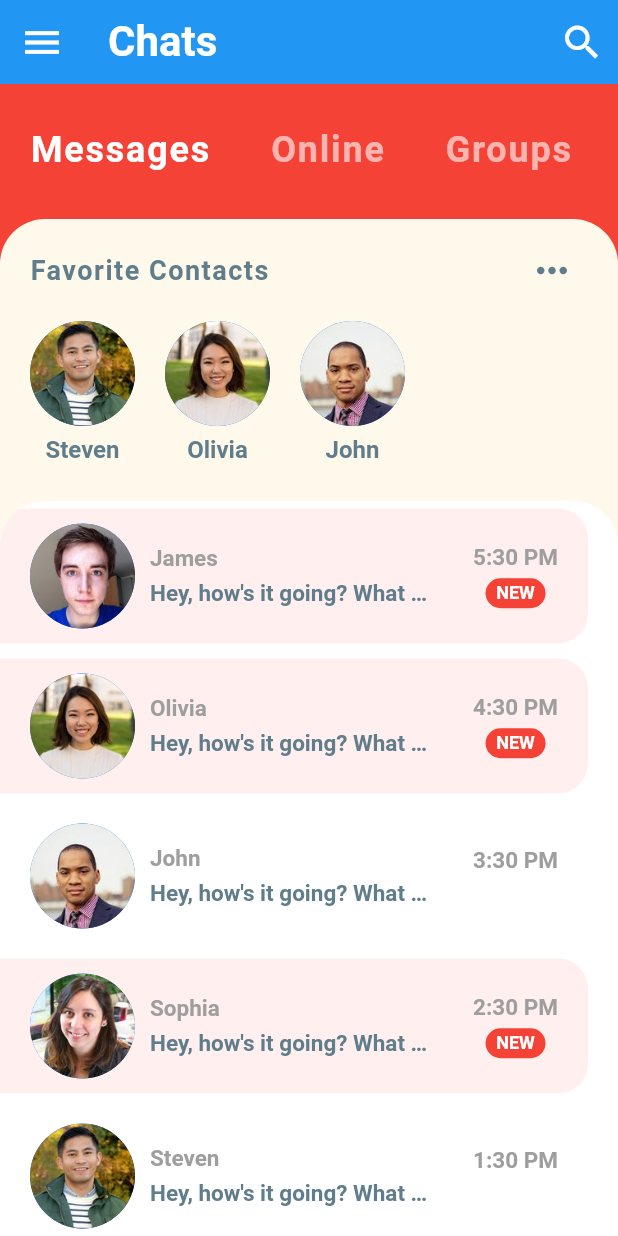
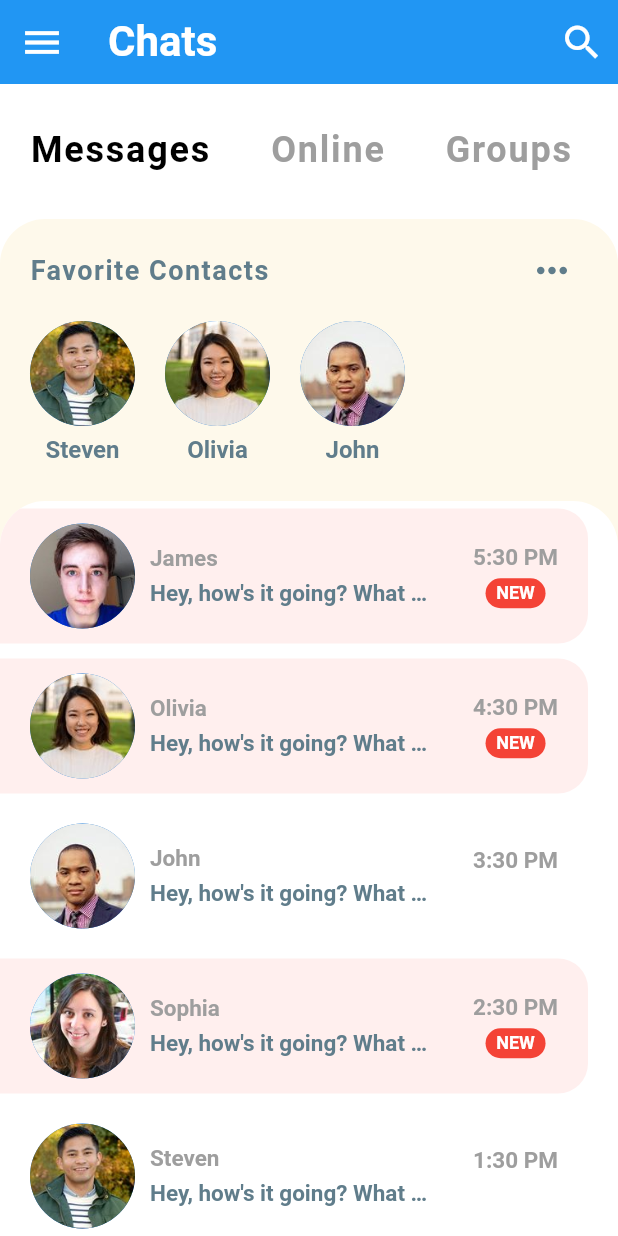
Before and after one commit to o-aziz/chat_ui_flutter, a Flutter app: the screen it shows after launch, on a phone screen of 412 x 824 dp. Run offline on Flutter 3.47's test engine with Material 2 defaults, Android fonts, the phone set to English and light mode, and no system bars.

Commit message:
code reformat

```diff
--- a/lib/main.dart
+++ b/lib/main.dart
@@ -1,9 +1,11 @@
 import 'package:flutter/material.dart';
 import 'package:chat_ui/screens/home_screen.dart';
 
-void main() => runApp(MyApp());
+void main() => runApp(const MyApp());
 
 class MyApp extends StatelessWidget {
+  const MyApp({Key key}) : super(key: key);
+
   // This widget is the root of your application.
   @override
   Widget build(BuildContext context) {
@@ -12,9 +14,9 @@ class MyApp extends StatelessWidget {
       debugShowCheckedModeBanner: false,
       theme: ThemeData(
         primaryColor: Colors.red,
-        accentColor: Color(0xFFFEF9EB),
+        accentColor: const Color(0xFFFEF9EB),
       ),
-      home: HomeScreen(),
+      home: const HomeScreen(),
     );
   }
 }
--- a/lib/screens/home_screen.dart
+++ b/lib/screens/home_screen.dart
@@ -4,6 +4,8 @@ import 'package:chat_ui/widgets/favorite_contacts.dart';
 import 'package:chat_ui/widgets/recent_chats.dart';
 
 class HomeScreen extends StatefulWidget {
+  const HomeScreen({Key key}) : super(key: key);
+
   @override
   _HomeScreenState createState() => _HomeScreenState();
 }
@@ -12,15 +14,15 @@ class _HomeScreenState extends State<HomeScreen> {
   @override
   Widget build(BuildContext context) {
     return Scaffold(
-      backgroundColor: Theme.of(context).primaryColor,
+      backgroundColor: Colors.white,
       appBar: AppBar(
         leading: IconButton(
-          icon: Icon(Icons.menu),
+          icon: const Icon(Icons.menu),
           iconSize: 30.0,
           color: Colors.white,
           onPressed: () {},
         ),
-        title: Text(
+        title: const Text(
           'Chats',
           style: TextStyle(
             fontSize: 28.0,
@@ -30,7 +32,7 @@ class _HomeScreenState extends State<HomeScreen> {
         elevation: 0.0,
         actions: <Widget>[
           IconButton(
-            icon: Icon(Icons.search),
+            icon: const Icon(Icons.search),
             iconSize: 30.0,
             color: Colors.white,
             onPressed: () {},
@@ -39,18 +41,18 @@ class _HomeScreenState extends State<HomeScreen> {
       ),
       body: Column(
         children: <Widget>[
-          CategorySelector(),
+          const CategorySelector(),
           Expanded(
             child: Container(
               decoration: BoxDecoration(
                 color: Theme.of(context).accentColor,
-                borderRadius: BorderRadius.only(
+                borderRadius: const BorderRadius.only(
                   topLeft: Radius.circular(30.0),
                   topRight: Radius.circular(30.0),
                 ),
               ),
               child: Column(
-                children: <Widget>[
+                children: const <Widget>[
                   FavoriteContacts(),
                   RecentChats(),
                 ],
--- a/lib/widgets/category_selector.dart
+++ b/lib/widgets/category_selector.dart
@@ -1,6 +1,8 @@
 import 'package:flutter/material.dart';
 
 class CategorySelector extends StatefulWidget {
+  const CategorySelector({Key key}) : super(key: key);
+
   @override
   _CategorySelectorState createState() => _CategorySelectorState();
 }
@@ -13,7 +15,7 @@ class _CategorySelectorState extends State<CategorySelector> {
   Widget build(BuildContext context) {
     return Container(
       height: 90.0,
-      color: Theme.of(context).primaryColor,
+      color: Colors.white,
       child: ListView.builder(
         scrollDirection: Axis.horizontal,
         itemCount: categories.length,
@@ -25,14 +27,14 @@ class _CategorySelectorState extends State<CategorySelector> {
               });
             },
             child: Padding(
-              padding: EdgeInsets.symmetric(
+              padding: const EdgeInsets.symmetric(
                 horizontal: 20.0,
                 vertical: 30.0,
               ),
               child: Text(
                 categories[index],
                 style: TextStyle(
-                  color: index == selectedIndex ? Colors.white : Colors.white60,
+                  color: index == selectedIndex ? Colors.black : Colors.grey,
                   fontSize: 24.0,
                   fontWeight: FontWeight.bold,
                   letterSpacing: 1.2,
--- a/lib/widgets/favorite_contacts.dart
+++ b/lib/widgets/favorite_contacts.dart
@@ -3,18 +3,20 @@ import 'package:chat_ui/models/message_model.dart';
 import 'package:chat_ui/screens/chat_screen.dart';
 
 class FavoriteContacts extends StatelessWidget {
+  const FavoriteContacts({Key key}) : super(key: key);
+
   @override
   Widget build(BuildContext context) {
     return Padding(
-      padding: EdgeInsets.symmetric(vertical: 10.0),
+      padding: const EdgeInsets.symmetric(vertical: 10.0),
       child: Column(
         children: <Widget>[
           Padding(
-            padding: EdgeInsets.symmetric(horizontal: 20.0),
+            padding: const EdgeInsets.symmetric(horizontal: 20.0),
             child: Row(
               mainAxisAlignment: MainAxisAlignment.spaceBetween,
               children: <Widget>[
-                Text(
+                const Text(
                   'Favorite Contacts',
                   style: TextStyle(
                     color: Colors.blueGrey,
@@ -24,7 +26,7 @@ class FavoriteContacts extends StatelessWidget {
                   ),
                 ),
                 IconButton(
-                  icon: Icon(
+                  icon: const Icon(
                     Icons.more_horiz,
                   ),
                   iconSize: 30.0,
@@ -34,10 +36,10 @@ class FavoriteContacts extends StatelessWidget {
               ],
             ),
           ),
-          Container(
+          SizedBox(
             height: 120.0,
             child: ListView.builder(
-              padding: EdgeInsets.only(left: 10.0),
+              padding: const EdgeInsets.only(left: 10.0),
               scrollDirection: Axis.horizontal,
               itemCount: favorites.length,
               itemBuilder: (BuildContext context, int index) {
@@ -51,18 +53,18 @@ class FavoriteContacts extends StatelessWidget {
                     ),
                   ),
                   child: Padding(
-                    padding: EdgeInsets.all(10.0),
+                    padding: const EdgeInsets.all(10.0),
                     child: Column(
                       children: <Widget>[
                         CircleAvatar(
                           radius: 35.0,
                           backgroundImage:
-                          AssetImage(favorites[index].imageUrl),
+                              AssetImage(favorites[index].imageUrl),
                         ),
-                        SizedBox(height: 6.0),
+                        const SizedBox(height: 6.0),
                         Text(
                           favorites[index].name,
-                          style: TextStyle(
+                          style: const TextStyle(
                             color: Colors.blueGrey,
                             fontSize: 16.0,
                             fontWeight: FontWeight.w600,
--- a/lib/widgets/recent_chats.dart
+++ b/lib/widgets/recent_chats.dart
@@ -3,11 +3,13 @@ import 'package:chat_ui/models/message_model.dart';
 import 'package:chat_ui/screens/chat_screen.dart';
 
 class RecentChats extends StatelessWidget {
+  const RecentChats({Key key}) : super(key: key);
+
   @override
   Widget build(BuildContext context) {
     return Expanded(
       child: Container(
-        decoration: BoxDecoration(
+        decoration: const BoxDecoration(
           color: Colors.white,
           borderRadius: BorderRadius.only(
             topLeft: Radius.circular(30.0),
@@ -15,7 +17,7 @@ class RecentChats extends StatelessWidget {
           ),
         ),
         child: ClipRRect(
-          borderRadius: BorderRadius.only(
+          borderRadius: const BorderRadius.only(
             topLeft: Radius.circular(30.0),
             topRight: Radius.circular(30.0),
           ),
@@ -33,12 +35,13 @@ class RecentChats extends StatelessWidget {
                   ),
                 ),
                 child: Container(
-                  margin: EdgeInsets.only(top: 5.0, bottom: 5.0, right: 20.0),
-                  padding:
-                  EdgeInsets.symmetric(horizontal: 20.0, vertical: 10.0),
+                  margin:
+                      const EdgeInsets.only(top: 5.0, bottom: 5.0, right: 20.0),
+                  padding: const EdgeInsets.symmetric(
+                      horizontal: 20.0, vertical: 10.0),
                   decoration: BoxDecoration(
-                    color: chat.unread ? Color(0xFFFFEFEE) : Colors.white,
-                    borderRadius: BorderRadius.only(
+                    color: chat.unread ? const Color(0xFFFFEFEE) : Colors.white,
+                    borderRadius: const BorderRadius.only(
                       topRight: Radius.circular(20.0),
                       bottomRight: Radius.circular(20.0),
                     ),
@@ -52,24 +55,24 @@ class RecentChats extends StatelessWidget {
                             radius: 35.0,
                             backgroundImage: AssetImage(chat.sender.imageUrl),
                           ),
-                          SizedBox(width: 10.0),
+                          const SizedBox(width: 10.0),
                           Column(
                             crossAxisAlignment: CrossAxisAlignment.start,
                             children: <Widget>[
                               Text(
                                 chat.sender.name,
-                                style: TextStyle(
+                                style: const TextStyle(
                                   color: Colors.grey,
                                   fontSize: 15.0,
                                   fontWeight: FontWeight.bold,
                                 ),
                               ),
-                              SizedBox(height: 5.0),
-                              Container(
+                              const SizedBox(height: 5.0),
+                              SizedBox(
                                 width: MediaQuery.of(context).size.width * 0.45,
                                 child: Text(
                                   chat.text,
-                                  style: TextStyle(
+                                  style: const TextStyle(
                                     color: Colors.blueGrey,
                                     fontSize: 15.0,
                                     fontWeight: FontWeight.w600,
@@ -85,13 +88,13 @@ class RecentChats extends StatelessWidget {
                         children: <Widget>[
                           Text(
                             chat.time,
-                            style: TextStyle(
+                            style: const TextStyle(
                               color: Colors.grey,
                               fontSize: 15.0,
                               fontWeight: FontWeight.bold,
                             ),
                           ),
-                          SizedBox(height: 5.0),
+                          const SizedBox(height: 5.0),
                           chat.unread
                               ? Container(
                                   width: 40.0,
@@ -101,7 +104,7 @@ class RecentChats extends StatelessWidget {
                                     borderRadius: BorderRadius.circular(30.0),
                                   ),
                                   alignment: Alignment.center,
-                            child: Text(
+                                  child: const Text(
                                     'NEW',
                                     style: TextStyle(
                                       color: Colors.white,
@@ -110,7 +113,7 @@ class RecentChats extends StatelessWidget {
                                     ),
                                   ),
                                 )
-                              : Text(''),
+                              : const Text(''),
                         ],
                       ),
                     ],
```
Also changed, not shown: lib/screens/chat_screen.dart (+21 -21 lines). Lines whose indentation alone changed are shown as unchanged.
